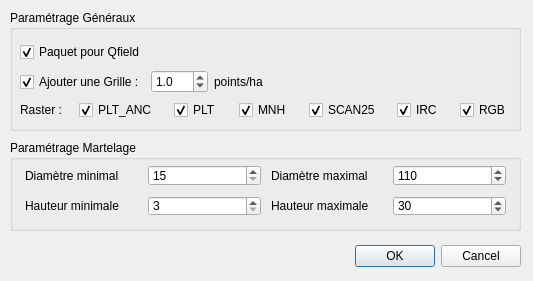
This is dialogs/diagnostic_create/diagnostic_create.ui in paul-carteron/Qracines as Qt 5 draws it before an edit. The edited form follows.
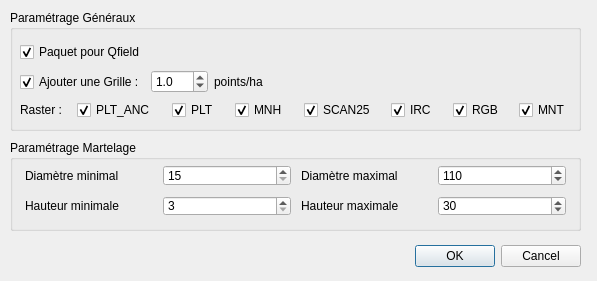
This is the edited form. Custom widgets are drawn as their Qt base class.

Diff of the .ui file:
```diff
--- a/dialogs/diagnostic_create/diagnostic_create.ui
+++ b/dialogs/diagnostic_create/diagnostic_create.ui
@@ -6,7 +6,7 @@
    <rect>
     <x>0</x>
     <y>0</y>
-    <width>533</width>
+    <width>597</width>
     <height>281</height>
    </rect>
   </property>
@@ -18,7 +18,7 @@
     <rect>
      <x>10</x>
      <y>240</y>
-     <width>511</width>
+     <width>571</width>
      <height>32</height>
     </rect>
    </property>
@@ -34,7 +34,7 @@
     <rect>
      <x>10</x>
      <y>140</y>
-     <width>511</width>
+     <width>571</width>
      <height>91</height>
     </rect>
    </property>
@@ -46,7 +46,7 @@
      <rect>
       <x>10</x>
       <y>20</y>
-      <width>491</width>
+      <width>551</width>
       <height>61</height>
      </rect>
     </property>
@@ -154,7 +154,7 @@
     <rect>
      <x>10</x>
      <y>10</y>
-     <width>511</width>
+     <width>571</width>
      <height>121</height>
     </rect>
    </property>
@@ -166,7 +166,7 @@
      <rect>
       <x>10</x>
       <y>29</y>
-      <width>491</width>
+      <width>551</width>
       <height>81</height>
      </rect>
     </property>
@@ -449,6 +449,35 @@
          </property>
         </widget>
        </item>
+       <item>
+        <spacer name="horizontalSpacer_9">
+         <property name="orientation">
+          <enum>Qt::Horizontal</enum>
+         </property>
+         <property name="sizeHint" stdset="0">
+          <size>
+           <width>40</width>
+           <height>20</height>
+          </size>
+         </property>
+        </spacer>
+       </item>
+       <item>
+        <widget class="QCheckBox" name="cb_mnt">
+         <property name="sizePolicy">
+          <sizepolicy hsizetype="Maximum" vsizetype="Fixed">
+           <horstretch>0</horstretch>
+           <verstretch>0</verstretch>
+          </sizepolicy>
+         </property>
+         <property name="text">
+          <string>MNT</string>
+         </property>
+         <property name="checked">
+          <bool>true</bool>
+         </property>
+        </widget>
+       </item>
       </layout>
      </item>
     </layout>
```
